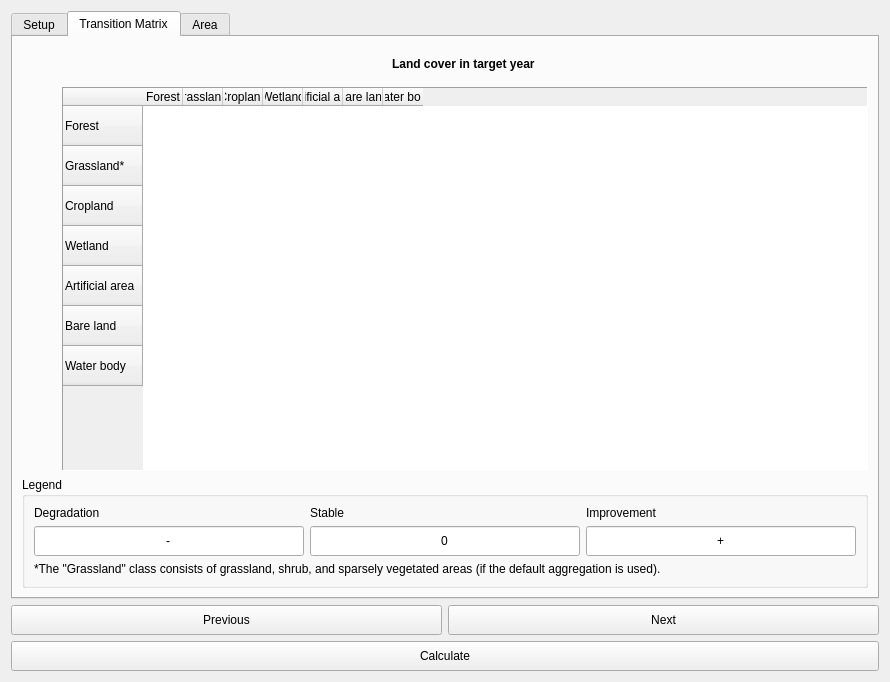
Old version of the form LDMP/gui/DlgCalculateLC.ui in the repository ConservationInternational/trends.earth.
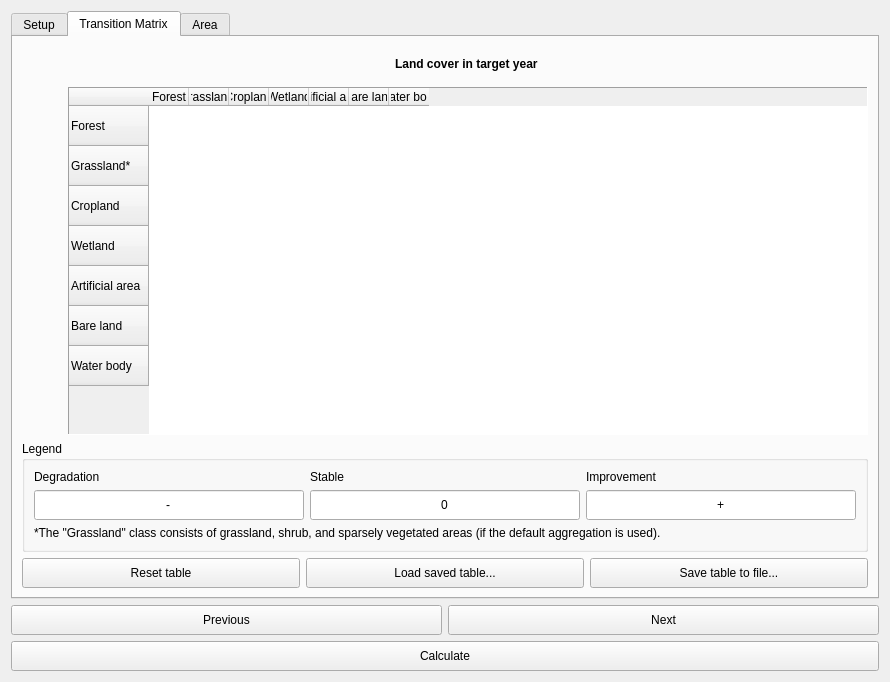
New version of the form. The open tabs and pages were chosen to show the change.

Commit message: Add options to reset/load/save transition matrix.

```diff
--- a/LDMP/gui/DlgCalculateLC.ui
+++ b/LDMP/gui/DlgCalculateLC.ui
@@ -7,7 +7,7 @@
     <x>0</x>
     <y>0</y>
     <width>890</width>
-    <height>648</height>
+    <height>656</height>
    </rect>
   </property>
   <property name="sizePolicy">
@@ -434,7 +434,7 @@
       </attribute>
       <layout class="QVBoxLayout" name="verticalLayout_4">
        <item>
-        <layout class="QGridLayout" name="lc_trans_table_layout" rowminimumheight="0,0">
+        <layout class="QGridLayout" name="lc_trans_table_layout" rowminimumheight="0,0,0">
          <item row="0" column="1" alignment="Qt::AlignHCenter">
           <widget class="QLabel" name="label_lc_target_year">
            <property name="sizePolicy">
@@ -934,25 +934,7 @@
            </property>
           </spacer>
          </item>
-        </layout>
-       </item>
-       <item>
-        <spacer name="verticalSpacer_2">
-         <property name="orientation">
-          <enum>Qt::Vertical</enum>
-         </property>
-         <property name="sizeType">
-          <enum>QSizePolicy::Minimum</enum>
-         </property>
-         <property name="sizeHint" stdset="0">
-          <size>
-           <width>0</width>
-           <height>0</height>
-          </size>
-         </property>
-        </spacer>
-       </item>
-       <item>
+         <item row="2" column="0" colspan="2">
         <widget class="QGroupBox" name="groupBox_2">
          <property name="title">
           <string>Legend</string>
@@ -994,6 +976,13 @@
             </property>
            </widget>
           </item>
+            <item row="3" column="0" colspan="3">
+             <widget class="QLabel" name="label_5">
+              <property name="text">
+               <string>*The &quot;Grassland&quot; class consists of grassland, shrub, and sparsely vegetated areas (if the default aggregation is used).</string>
+              </property>
+             </widget>
+            </item>
           <item row="1" column="2">
            <widget class="QLineEdit" name="legend_imp">
             <property name="minimumSize">
@@ -1016,13 +1005,6 @@
             </property>
            </widget>
           </item>
-          <item row="0" column="1">
-           <widget class="QLabel" name="label_7">
-            <property name="text">
-             <string>Stable</string>
-            </property>
-           </widget>
-          </item>
           <item row="1" column="1">
            <widget class="QLineEdit" name="legend_stable">
             <property name="minimumSize">
@@ -1045,15 +1027,76 @@
             </property>
            </widget>
           </item>
-          <item row="2" column="0" colspan="3">
-           <widget class="QLabel" name="label_5">
+            <item row="0" column="1">
+             <widget class="QLabel" name="label_7">
             <property name="text">
-             <string>*The &quot;Grassland&quot; class consists of grassland, shrub, and sparsely vegetated areas (if the default aggregation is used).</string>
+               <string>Stable</string>
             </property>
            </widget>
           </item>
          </layout>
         </widget>
+         </item>
+        </layout>
+       </item>
+       <item>
+        <layout class="QGridLayout" name="gridLayout_7">
+         <item row="0" column="1">
+          <widget class="QPushButton" name="btn_transmatrix_loadfile">
+           <property name="minimumSize">
+            <size>
+             <width>0</width>
+             <height>30</height>
+            </size>
+           </property>
+           <property name="text">
+            <string>Load saved table...</string>
+           </property>
+          </widget>
+         </item>
+         <item row="0" column="0">
+          <widget class="QPushButton" name="btn_transmatrix_reset">
+           <property name="minimumSize">
+            <size>
+             <width>0</width>
+             <height>30</height>
+            </size>
+           </property>
+           <property name="text">
+            <string>Reset table</string>
+           </property>
+          </widget>
+         </item>
+         <item row="0" column="2">
+          <widget class="QPushButton" name="btn_transmatrix_savefile">
+           <property name="minimumSize">
+            <size>
+             <width>0</width>
+             <height>30</height>
+            </size>
+           </property>
+           <property name="text">
+            <string>Save table to file...</string>
+           </property>
+          </widget>
+         </item>
+        </layout>
+       </item>
+       <item>
+        <spacer name="verticalSpacer_2">
+         <property name="orientation">
+          <enum>Qt::Vertical</enum>
+         </property>
+         <property name="sizeType">
+          <enum>QSizePolicy::Minimum</enum>
+         </property>
+         <property name="sizeHint" stdset="0">
+          <size>
+           <width>0</width>
+           <height>0</height>
+          </size>
+         </property>
+        </spacer>
        </item>
       </layout>
      </widget>
```
Lines whose indentation alone changed are shown as unchanged. The commit also changes 1 other file.
